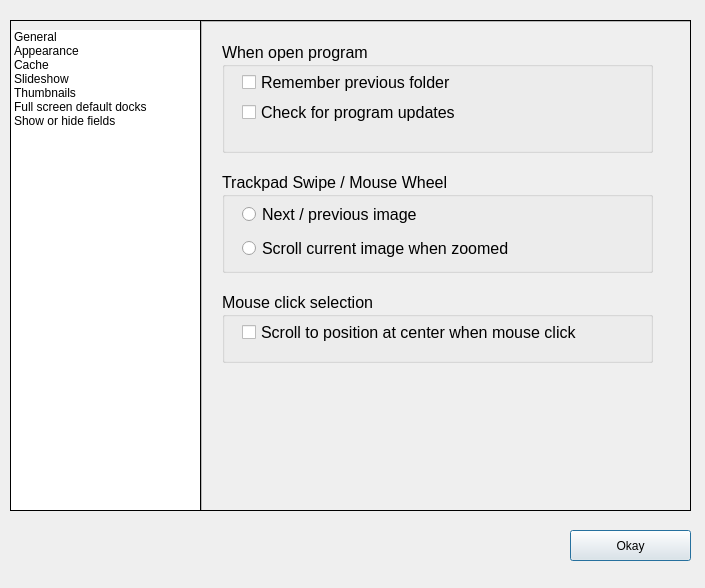
Before: the Qt Designer form Dialogs/prefdlg.ui in towhee/Winnow64, drawn with Qt 5.
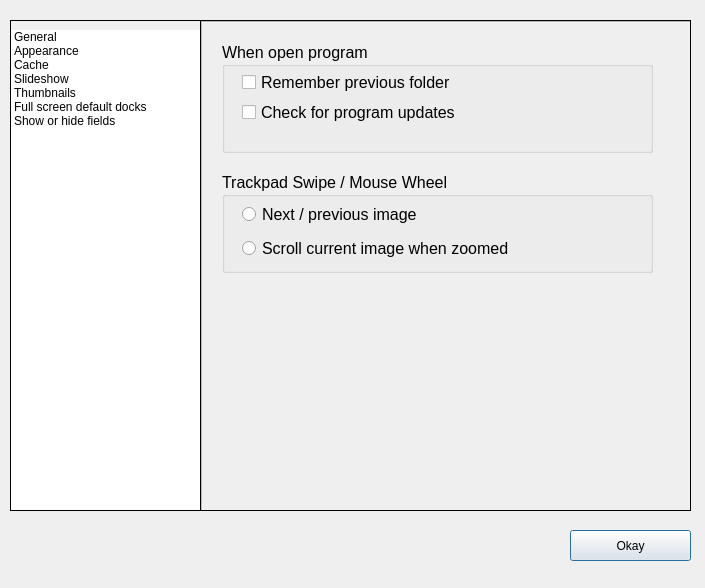
After: the same form once the commit is applied. The open tabs and pages were chosen to show the change.

What changed in the file:
```diff
--- a/Dialogs/prefdlg.ui
+++ b/Dialogs/prefdlg.ui
@@ -181,37 +181,6 @@
         </layout>
        </widget>
       </widget>
-      <widget class="QGroupBox" name="groupBoxFolders_2">
-       <property name="geometry">
-        <rect>
-         <x>20</x>
-         <y>270</y>
-         <width>431</width>
-         <height>71</height>
-        </rect>
-       </property>
-       <property name="title">
-        <string>Mouse click selection</string>
-       </property>
-       <widget class="QCheckBox" name="mouseClickScrollChk">
-        <property name="geometry">
-         <rect>
-          <x>20</x>
-          <y>30</y>
-          <width>371</width>
-          <height>20</height>
-         </rect>
-        </property>
-        <property name="font">
-         <font>
-          <pointsize>12</pointsize>
-         </font>
-        </property>
-        <property name="text">
-         <string>Scroll to position at center when mouse click</string>
-        </property>
-       </widget>
-      </widget>
       <widget class="QLabel" name="label_23">
        <property name="geometry">
         <rect>
```
Left out of the diff: 2 changed lines with no effect on the pictures.
